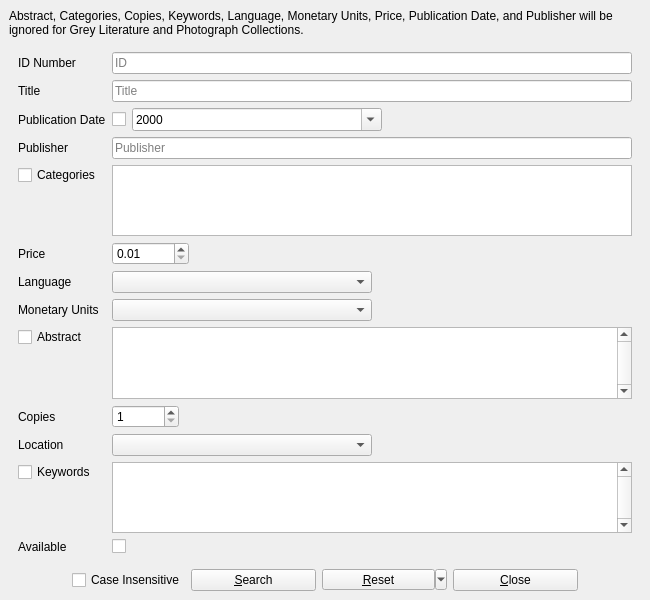
Old version of the form UI/biblioteq_allinfo.ui in the repository textbrowser/biblioteq.
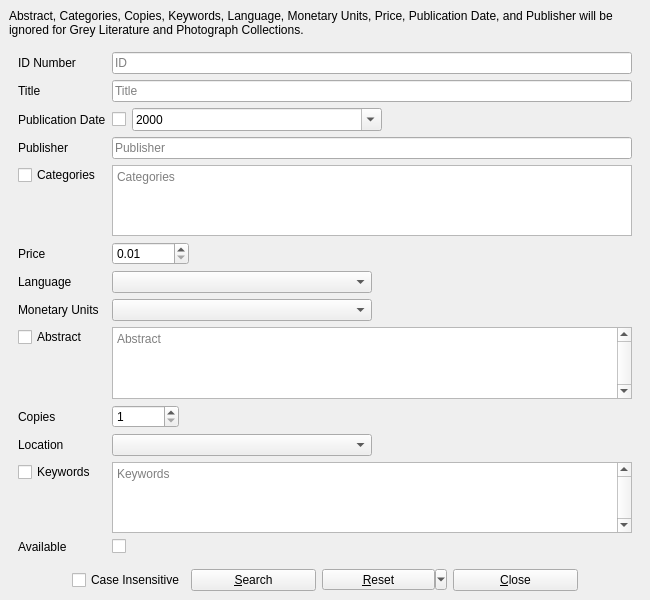
New version of the form. Icons and pictures are not drawn.

The edit to the form file:
```diff
--- a/UI/biblioteq_allinfo.ui
+++ b/UI/biblioteq_allinfo.ui
@@ -41,7 +41,7 @@
        <property name="geometry">
         <rect>
          <x>0</x>
-         <y>-159</y>
+         <y>0</y>
          <width>617</width>
          <height>663</height>
         </rect>
@@ -178,6 +178,9 @@
              <property name="textInteractionFlags">
               <set>Qt::TextEditorInteraction</set>
              </property>
+             <property name="placeholderText">
+              <string>Categories</string>
+             </property>
             </widget>
            </item>
            <item row="5" column="0">
@@ -274,6 +277,9 @@
              <property name="acceptRichText">
               <bool>false</bool>
              </property>
+             <property name="placeholderText">
+              <string>Abstract</string>
+             </property>
             </widget>
            </item>
            <item row="9" column="0">
@@ -371,6 +377,9 @@
              <property name="acceptRichText">
               <bool>false</bool>
              </property>
+             <property name="placeholderText">
+              <string>Keywords</string>
+             </property>
             </widget>
            </item>
            <item row="12" column="0">
```
